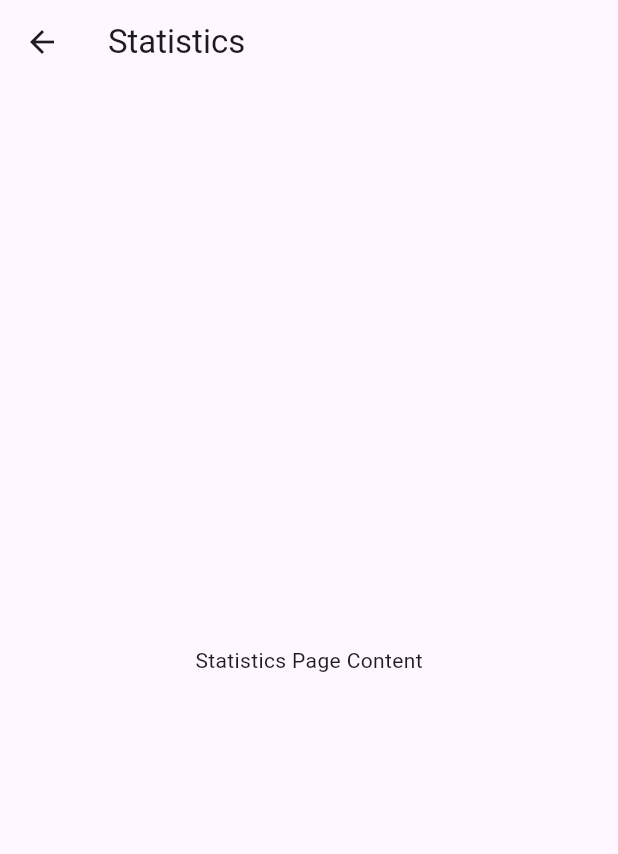
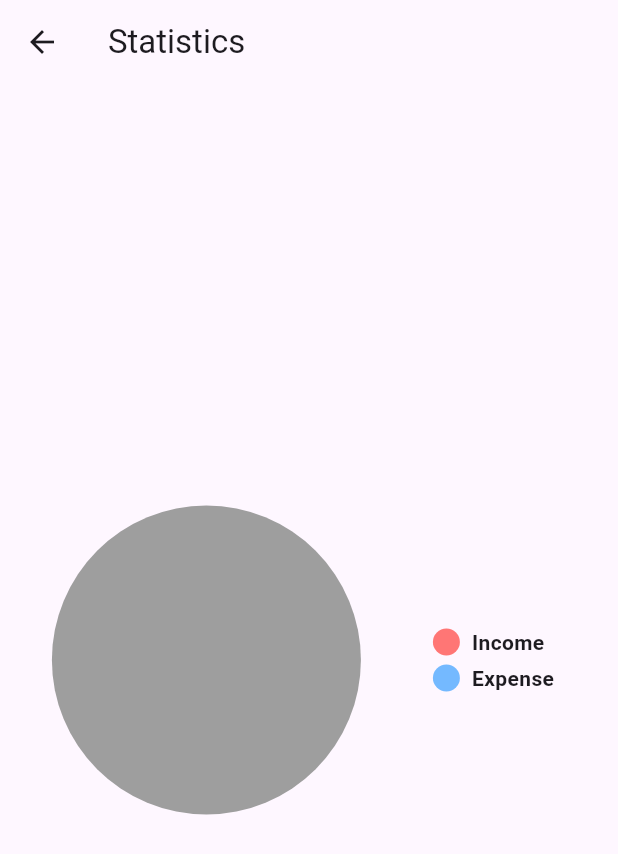
Before and after one commit to 0-nikesh/WalletWatch, a Flutter app: the StatisticPage screen opened by its route, on a phone screen of 412 x 824 dp. Shown: the top 854 px of the screen. Run offline on Flutter 3.47's test engine with Material 3 defaults, Android fonts, the phone set to English and light mode, and no system bars; drawn by our look-alikes of pie_chart; our stand-ins replace firebase_auth, firebase_core, firebase_database, smooth_page_indicator; accounts and stored records are empty; statements that could not run were skipped.

Commit message:
walletwatch complete

```diff
--- a/lib/components/my_card.dart
+++ b/lib/components/my_card.dart
@@ -1,5 +1,3 @@
-// ignore_for_file: prefer_const_constructors, prefer_const_literals_to_create_immutables
-
 import 'package:flutter/material.dart';
 
 class MyCard extends StatelessWidget {
--- a/lib/pages/statistics_page.dart
+++ b/lib/pages/statistics_page.dart
@@ -1,7 +1,25 @@
 import 'package:flutter/material.dart';
+import 'package:pie_chart/pie_chart.dart';
+import 'package:walletwatch/services/firebase_service.dart';
 
 class StatisticPage extends StatelessWidget {
-  const StatisticPage({super.key});
+  static double totalIncome = 0;
+  static double totalExpense = 0;
+
+  static void updateTotals(List<Map<String, dynamic>> transactions) {
+    totalIncome = 0;
+    totalExpense = 0;
+    transactions.forEach((transaction) {
+      if (transaction['type'] == 'Income' && transaction['cost'] != null) {
+        totalIncome += transaction['cost'];
+      } else if (transaction['type'] == 'Expense' &&
+          transaction['cost'] != null) {
+        totalExpense += transaction['cost'];
+      }
+    });
+  }
+
+  final FirebaseService firebaseService = FirebaseService();
 
   @override
   Widget build(BuildContext context) {
@@ -9,8 +27,34 @@ class StatisticPage extends StatelessWidget {
       appBar: AppBar(
         title: Text('Statistics'),
       ),
-      body: Center(
-        child: Text('Statistics Page Content'),
+      body: FutureBuilder(
+        future: firebaseService.fetchDataFromFirebase(),
+        builder: (BuildContext context,
+            AsyncSnapshot<List<Map<String, dynamic>>> snapshot) {
+          if (snapshot.connectionState == ConnectionState.waiting) {
+            return Center(child: CircularProgressIndicator());
+          } else if (snapshot.hasError) {
+            return Center(child: Text('Error: ${snapshot.error}'));
+          } else {
+            List<Map<String, dynamic>> transactions = snapshot.data ?? [];
+            print('Fetched transactions: $transactions');
+
+            updateTotals(transactions);
+
+            print('Total Income: $totalIncome, Total Expense: $totalExpense');
+
+            return Center(
+              child: PieChart(
+                dataMap: {
+                  'Income': totalIncome,
+                  'Expense': totalExpense,
+                },
+                chartRadius: MediaQuery.of(context).size.width / 2.0,
+                chartType: ChartType.disc,
+              ),
+            );
+          }
+        },
       ),
     );
   }
--- a/pubspec.yaml
+++ b/pubspec.yaml
@@ -43,6 +43,7 @@ dependencies:
 dev_dependencies:
   flutter_test:
     sdk: flutter
+  flutter_launcher_icons: ^0.13.1
 
   # The "flutter_lints" package below contains a set of recommended lints to
   # encourage good coding practices. The lint set provided by the package is
```
Also changed, not shown: lib/pages/transaction_page.dart (+40 -4 lines), lib/services/firebase_service.dart (added, +34 -0 lines), pubspec.lock, 4 other files.
